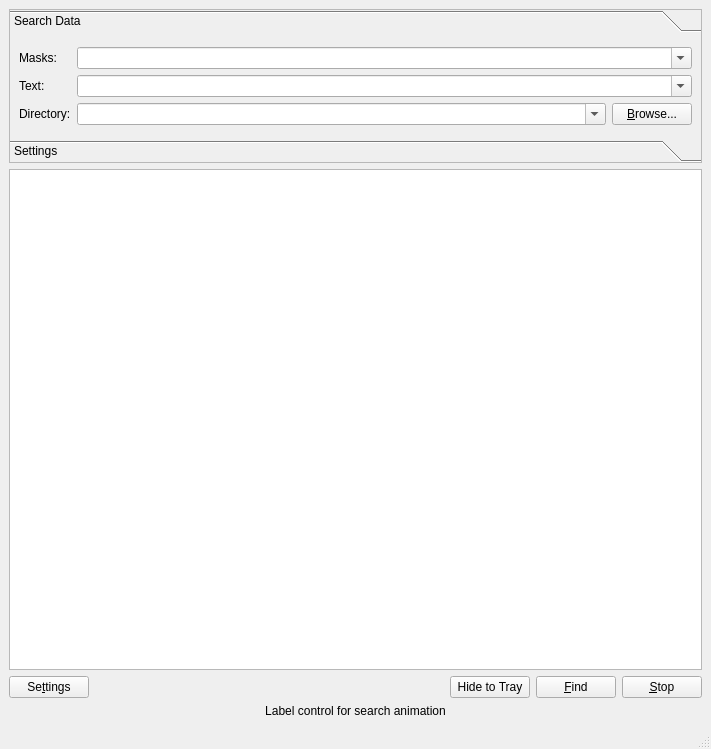
Before: the Qt Designer form SearchGUI/src/searchwindow.ui in tmpprj/tmpprj, drawn with Qt 5.
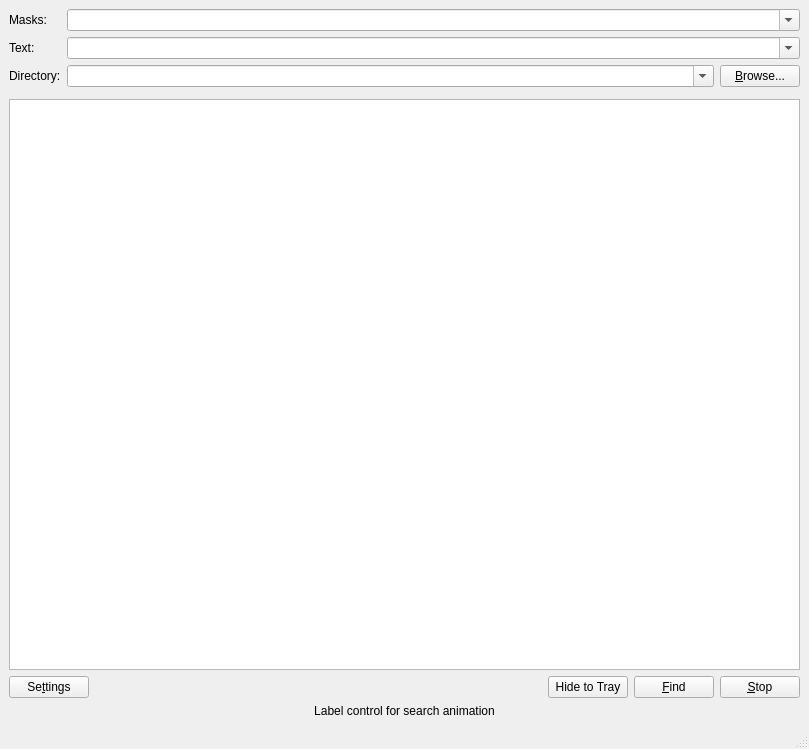
After: the same form once the commit is applied. Icons and pictures are not drawn. Custom widgets are drawn as their Qt base class.

Diff of the .ui file:
```diff
--- a/SearchGUI/src/searchwindow.ui
+++ b/SearchGUI/src/searchwindow.ui
@@ -6,10 +6,16 @@
    <rect>
     <x>0</x>
     <y>0</y>
-    <width>711</width>
+    <width>809</width>
     <height>749</height>
    </rect>
   </property>
+  <property name="sizePolicy">
+   <sizepolicy hsizetype="Preferred" vsizetype="Preferred">
+    <horstretch>0</horstretch>
+    <verstretch>0</verstretch>
+   </sizepolicy>
+  </property>
   <property name="minimumSize">
    <size>
     <width>625</width>
@@ -29,36 +35,6 @@
   <widget class="QWidget" name="centralwidget">
    <layout class="QVBoxLayout">
     <item>
-     <widget class="QToolBox" name="toolBox">
-      <property name="sizePolicy">
-       <sizepolicy hsizetype="Preferred" vsizetype="Fixed">
-        <horstretch>0</horstretch>
-        <verstretch>0</verstretch>
-       </sizepolicy>
-      </property>
-      <property name="frameShape">
-       <enum>QFrame::StyledPanel</enum>
-      </property>
-      <property name="frameShadow">
-       <enum>QFrame::Raised</enum>
-      </property>
-      <property name="currentIndex">
-       <number>0</number>
-      </property>
-      <widget class="QWidget" name="page">
-       <property name="geometry">
-        <rect>
-         <x>0</x>
-         <y>0</y>
-         <width>691</width>
-         <height>118</height>
-        </rect>
-       </property>
-       <attribute name="label">
-        <string>Search Data</string>
-       </attribute>
-       <layout class="QVBoxLayout">
-        <item>
          <layout class="QHBoxLayout">
           <item>
            <layout class="QVBoxLayout">
@@ -183,21 +159,16 @@
           </item>
          </layout>
         </item>
-       </layout>
-      </widget>
-      <widget class="QWidget" name="page_2">
-       <property name="geometry">
-        <rect>
-         <x>0</x>
-         <y>-65</y>
-         <width>711</width>
-         <height>130</height>
-        </rect>
-       </property>
-       <attribute name="label">
-        <string>Settings</string>
-       </attribute>
-       <layout class="QHBoxLayout">
+    <item>
+     <widget class="QRollFrame" name="rollFrame">
+      <property name="sizePolicy">
+       <sizepolicy hsizetype="Preferred" vsizetype="Preferred">
+        <horstretch>0</horstretch>
+        <verstretch>0</verstretch>
+       </sizepolicy>
+      </property>
+      <widget class="QWidget" name="page_3">
+       <layout class="QVBoxLayout" name="verticalLayout">
         <item>
          <layout class="QVBoxLayout">
           <item>
@@ -447,6 +418,13 @@
   <widget class="QStatusBar" name="statusbar"/>
  </widget>
  <customwidgets>
+  <customwidget>
+   <class>QRollFrame</class>
+   <extends>QWidget</extends>
+   <header>qrollframe.h</header>
+   <addpagemethod>addPage</addpagemethod>
+   <container>1</container>
+  </customwidget>
   <customwidget>
    <class>QFilesTable</class>
    <extends>QTableWidget</extends>
```
Left out of the diff: 16 changed lines with no effect on the pictures. Lines whose indentation alone changed are shown as unchanged.
